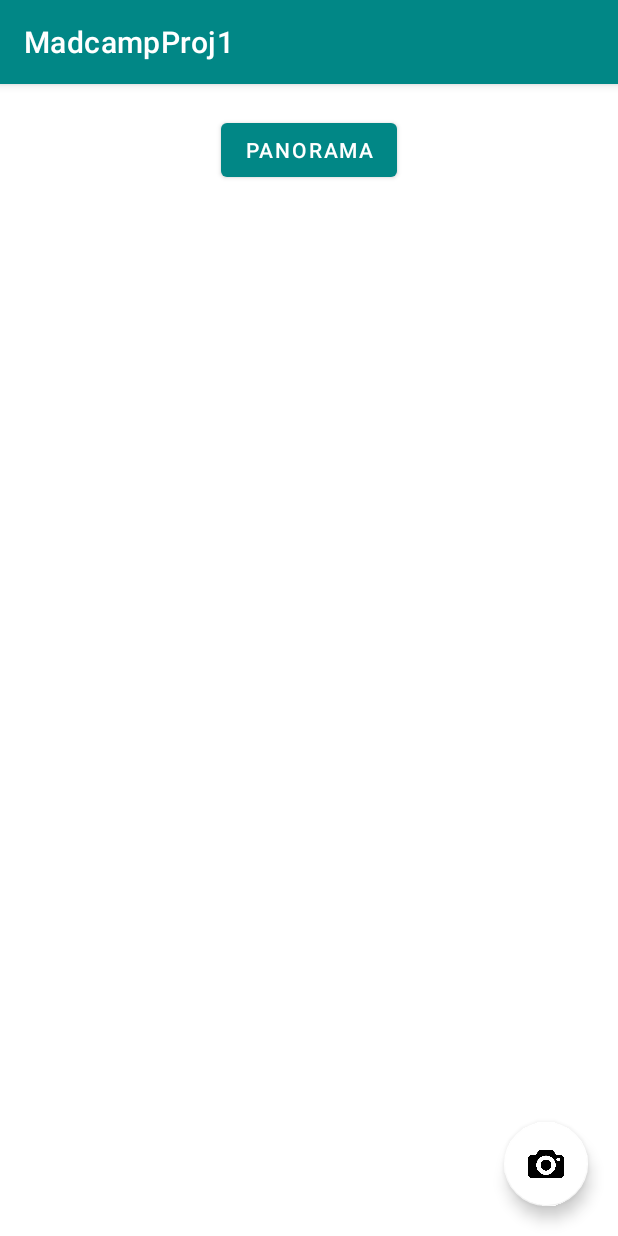
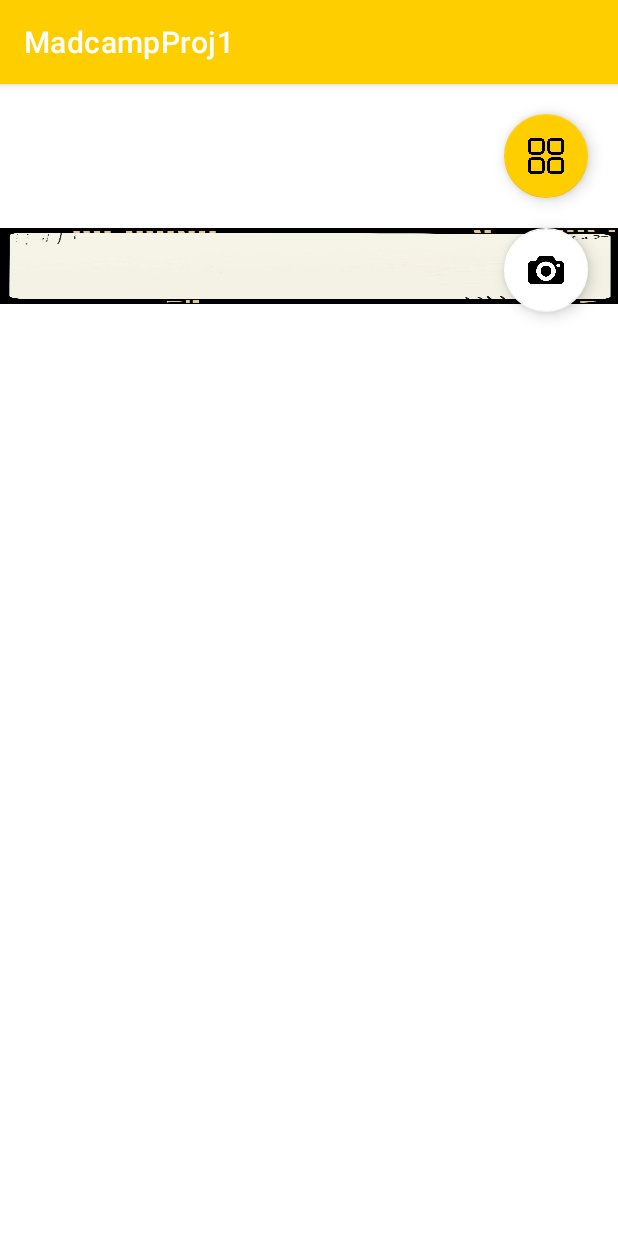
Before and after one commit to 2023-MadCamp-HJ/morning-buddy, an Android app: the fragment tab2Fragment shown on its own in the app's theme, after a tap on an icon or button, on a phone screen of 412 x 824 dp. Run offline under Robolectric (Android 15) with nearby library versions, the phone set to English and light mode, and no system bars; our stand-ins replace Picasso; 1 other tap on this screen came first.

Commit message:
feat(tab2, tab): 디자인 변경

```diff
--- a/app/src/main/res/layout/fragment_tab2.xml
+++ b/app/src/main/res/layout/fragment_tab2.xml
@@ -4,14 +4,15 @@
     android:layout_height="match_parent"
     xmlns:app="http://schemas.android.com/apk/res-auto">
 
-    <Button
+    <com.google.android.material.floatingactionbutton.FloatingActionButton
         android:id="@+id/toggle_button"
         android:layout_width="wrap_content"
         android:layout_height="wrap_content"
-        android:text="Panorama"
         android:layout_alignParentTop="true"
-        android:layout_centerHorizontal="true"
-        android:layout_margin="20dp" />
+        android:layout_alignParentEnd="true"
+        android:layout_margin="20dp"
+        android:background="#FFCE00"
+        android:src="@drawable/film" />
 
     <androidx.recyclerview.widget.RecyclerView
         android:id="@+id/rv_images"
@@ -43,9 +44,10 @@
         android:id="@+id/camera"
         android:layout_width="wrap_content"
         android:layout_height="wrap_content"
-        android:layout_alignParentBottom="true"
+        android:layout_below="@id/toggle_button"
         android:layout_alignParentEnd="true"
-        android:layout_margin="20dp"
+        android:layout_marginRight="20dp"
+        android:layout_marginTop="0dp"
         android:src="@drawable/ic_camera"
         app:backgroundTint="#FFFFFF" />
 
--- a/app/src/main/res/values/colors.xml
+++ b/app/src/main/res/values/colors.xml
@@ -7,4 +7,5 @@
     <color name="teal_700">#FF018786</color>
     <color name="black">#FF000000</color>
     <color name="white">#FFFFFFFF</color>
+    <color name="main_yellow">#FFCE00</color>
 </resources>
--- a/app/src/main/res/values/themes.xml
+++ b/app/src/main/res/values/themes.xml
@@ -2,11 +2,11 @@
     <!-- Base application theme. -->
     <style name="Theme.MadcampProj1" parent="Theme.MaterialComponents.DayNight.DarkActionBar">
         <!-- Primary brand color. -->
-        <item name="colorPrimary">@color/design_default_color_secondary_variant</item>
+        <item name="colorPrimary">#FFCE00</item>
         <item name="colorPrimaryVariant">@color/purple_700</item>
         <item name="colorOnPrimary">@color/white</item>
         <!-- Secondary brand color. -->
-        <item name="colorSecondary">@color/teal_200</item>
+        <item name="colorSecondary">#FFCE00</item>
         <item name="colorSecondaryVariant">@color/teal_700</item>
         <item name="colorOnSecondary">@color/black</item>
         <!-- Status bar color. -->
```
Also changed, not shown: app/src/main/java/com/example/madcampproj1/MainActivity.kt (+4 -4 lines), app/src/main/java/com/example/madcampproj1/tab2Fragment.kt (+11 -4 lines), app/src/main/res/drawable/film.png (added), app/src/main/res/drawable/grid.png (added).
